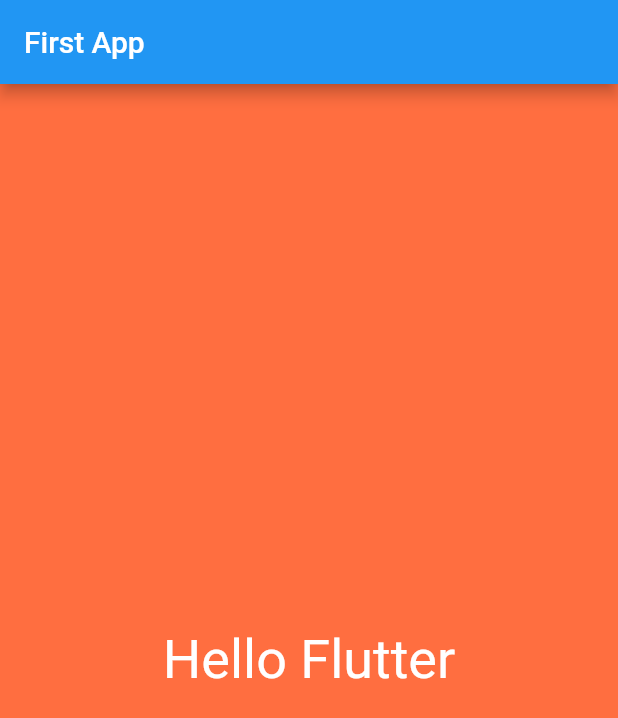
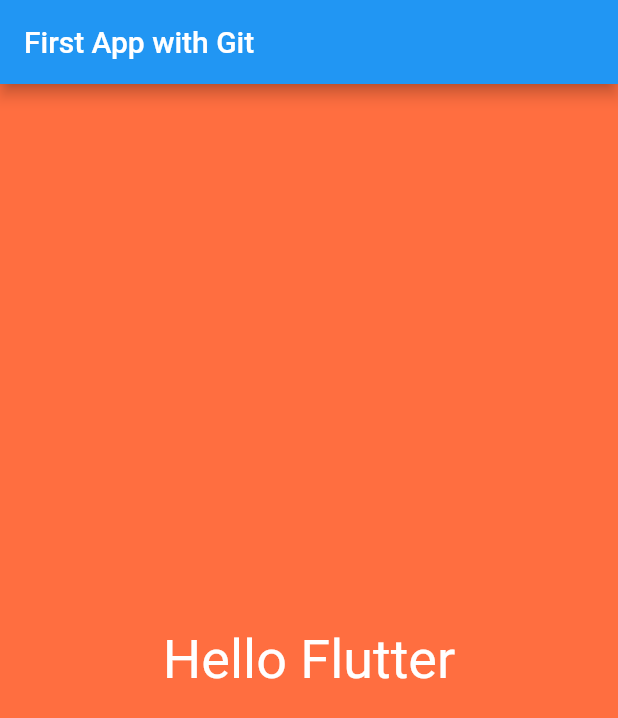
Before and after one commit to Mohanaraj-Sam/hello_flutter, a Flutter app: the screen it shows after launch, on a phone screen of 412 x 824 dp. Shown: the top 718 px of the screen. Run offline on Flutter 3.47's test engine with Material 2 defaults, Android fonts, the phone set to English and light mode, and no system bars.

Commit message:
modified the main.dart file

```diff
--- a/lib/main.dart
+++ b/lib/main.dart
@@ -10,7 +10,7 @@ class HelloFlutterApp extends StatelessWidget{
      debugShowCheckedModeBanner: false,
     title:"Hello FLutter App",
     home: Scaffold(
-      appBar:AppBar(title: Text("First App")) ,
+      appBar:AppBar(title: Text("First App with Git")) ,
       body : Material(
         color:Colors.deepOrangeAccent,
         child: Center(
```
